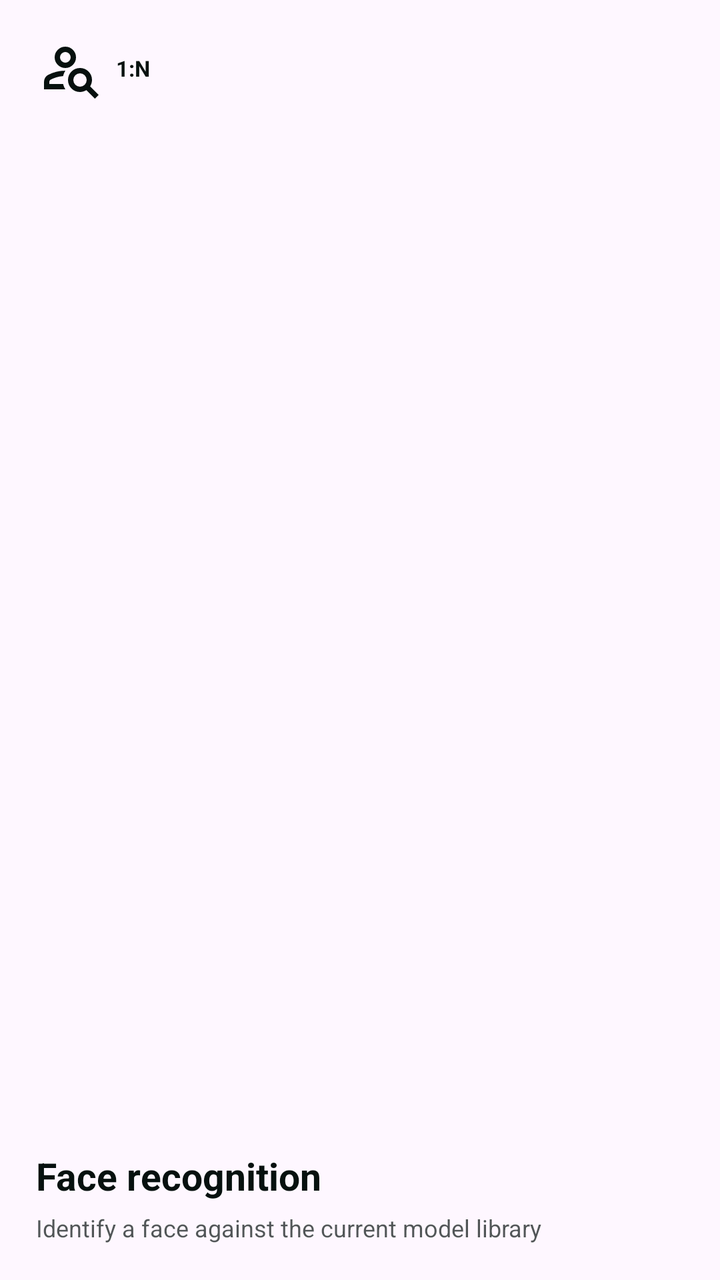
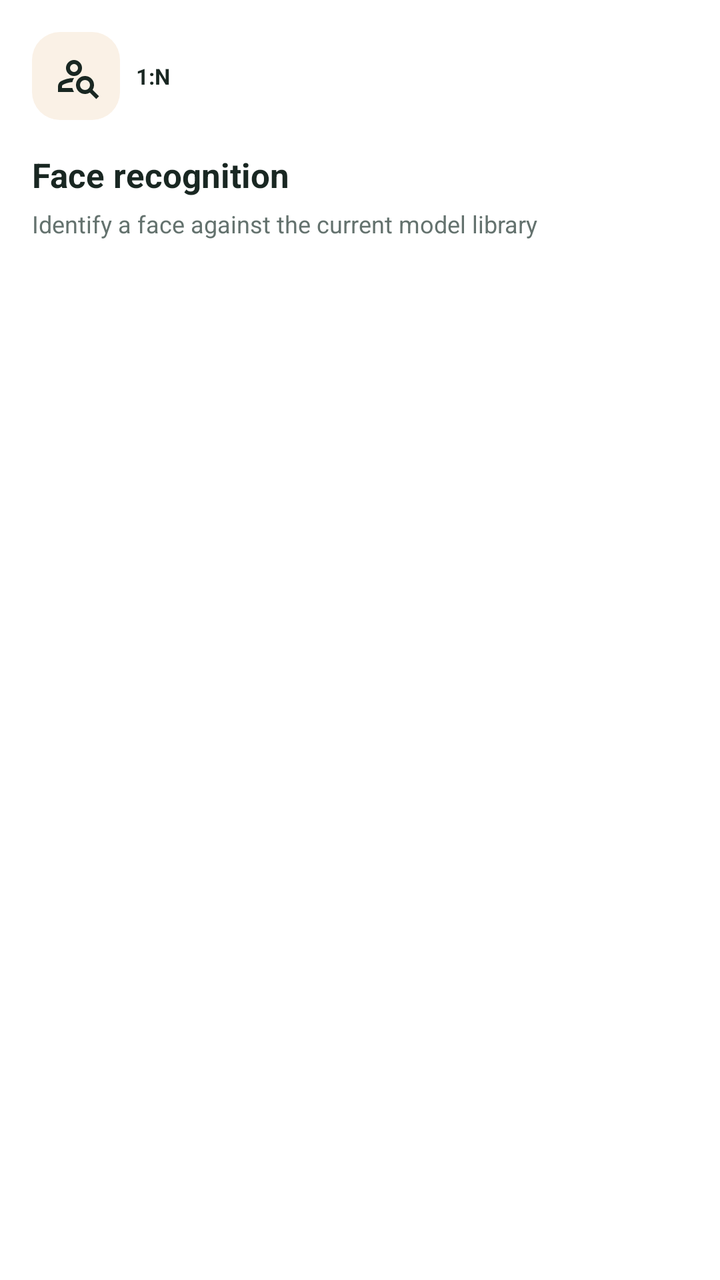

An Android layout rendered at two revisions. The XML below is the earlier revision; the diff shows what the commit changed to produce the second picture.
<!-- AndroidManifest.xml: application theme Theme.InspireFaceExample -->
<!-- res/layout/item_home_recognition.xml -->
<?xml version="1.0" encoding="utf-8"?>
<LinearLayout xmlns:android="http://schemas.android.com/apk/res/android"
    android:layout_width="match_parent"
    android:layout_height="match_parent"
    android:gravity="bottom"
    android:orientation="vertical"
    android:padding="18dp">

    <LinearLayout
        android:layout_width="match_parent"
        android:layout_height="wrap_content"
        android:gravity="center_vertical"
        android:orientation="horizontal">

        <ImageView
            android:layout_width="32dp"
            android:layout_height="32dp"
            android:contentDescription="@null"
            android:importantForAccessibility="no"
            android:src="@drawable/ic_home_recognition" />

        <TextView
            android:layout_width="wrap_content"
            android:layout_height="wrap_content"
            android:layout_marginStart="8dp"
            android:text="@string/menu_badge_recognition"
            android:textColor="@color/home_tile_text_dark"
            android:textSize="11sp"
            android:textStyle="bold" />
    </LinearLayout>

    <Space
        android:layout_width="1dp"
        android:layout_height="0dp"
        android:layout_weight="1" />

    <TextView
        android:layout_width="match_parent"
        android:layout_height="wrap_content"
        android:text="@string/face_recognition_title"
        android:textColor="@color/home_tile_text_dark"
        android:textSize="19sp"
        android:textStyle="bold" />

    <TextView
        android:layout_width="match_parent"
        android:layout_height="wrap_content"
        android:layout_marginTop="5dp"
        android:maxLines="2"
        android:text="@string/home_recognition_desc"
        android:textColor="@color/home_tile_text_dark_secondary"
        android:textSize="12sp" />
</LinearLayout>
<!-- resources referenced by this layout -->
<resources>
  <color name="home_tile_text_dark">#FF07110F</color>
  <color name="home_tile_text_dark_secondary">#B307110F</color>
  <style name="Base.Theme.InspireFaceExample" parent="Theme.Material3.DayNight.NoActionBar">
          
          
      </style>
  <!-- unchanged entries left out for length: 5 -->
</resources>

<!-- the commit's change to res/layout/item_home_recognition.xml (unified diff, before → after) -->
@@ -1,10 +1,11 @@
 <?xml version="1.0" encoding="utf-8"?>
 <LinearLayout xmlns:android="http://schemas.android.com/apk/res/android"
     android:layout_width="match_parent"
-    android:layout_height="match_parent"
-    android:gravity="bottom"
+    android:layout_height="wrap_content"
+    android:gravity="top"
+    android:minHeight="184dp"
     android:orientation="vertical"
-    android:padding="18dp">
+    android:padding="16dp">
 
     <LinearLayout
         android:layout_width="match_parent"
@@ -13,8 +14,11 @@
         android:orientation="horizontal">
 
         <ImageView
-            android:layout_width="32dp"
-            android:layout_height="32dp"
+            android:background="@drawable/bg_home_icon"
+            android:backgroundTint="@color/home_tile_orange"
+            android:padding="10dp"
+            android:layout_width="44dp"
+            android:layout_height="44dp"
             android:contentDescription="@null"
             android:importantForAccessibility="no"
             android:src="@drawable/ic_home_recognition" />
@@ -31,23 +35,24 @@
 
     <Space
         android:layout_width="1dp"
-        android:layout_height="0dp"
-        android:layout_weight="1" />
+        android:layout_height="16dp" />
 
     <TextView
         android:layout_width="match_parent"
         android:layout_height="wrap_content"
         android:text="@string/face_recognition_title"
         android:textColor="@color/home_tile_text_dark"
-        android:textSize="19sp"
+        android:textSize="17sp"
+        android:maxLines="2"
         android:textStyle="bold" />
 
     <TextView
         android:layout_width="match_parent"
         android:layout_height="wrap_content"
         android:layout_marginTop="5dp"
-        android:maxLines="2"
+        android:maxLines="3"
         android:text="@string/home_recognition_desc"
         android:textColor="@color/home_tile_text_dark_secondary"
-        android:textSize="12sp" />
+        android:textSize="12sp"
+        android:lineSpacingExtra="1dp" />
 </LinearLayout>
<!-- resource entries referenced after the edit -->
@@ -1,10 +1,106 @@
 <!-- resources referenced by this layout -->
 <resources>
-  <color name="home_tile_text_dark">#FF07110F</color>
-  <color name="home_tile_text_dark_secondary">#B307110F</color>
-  <style name="Base.Theme.InspireFaceExample" parent="Theme.Material3.DayNight.NoActionBar">
-          
-          
+  <color name="home_tile_orange">#FAF1E6</color>
+  <color name="home_tile_text_dark">#192722</color>
+  <color name="home_tile_text_dark_secondary">#64726E</color>
+  <!-- drawable bg_home_icon (drawable) -->
+  <shape xmlns:android="http://schemas.android.com/apk/res/android" android:shape="rectangle">
+      <solid android:color="@color/home_surface" />
+      <corners android:radius="14dp" />
+  </shape>
+  <color name="home_surface">#F5F7F8</color>
+  <style name="Base.Theme.InspireFaceExample" parent="Theme.Material3.Light.NoActionBar">
+          <item name="android:windowBackground">@color/home_background</item>
+          <item name="android:statusBarColor">@android:color/transparent</item>
+          <item name="android:navigationBarColor">@color/home_background</item>
+          <item name="android:windowLightStatusBar">true</item>
+          <item name="android:windowAnimationStyle">@style/AppWindowAnimation</item>
+          <item name="android:colorAccent">@color/liveness_accent</item>
+          <item name="colorPrimary">@color/liveness_accent</item>
+          <item name="colorOnPrimary">@color/white</item>
+          <item name="colorPrimaryContainer">@color/plus_accent_soft</item>
+          <item name="colorOnPrimaryContainer">@color/liveness_accent</item>
+          <item name="colorSecondary">@color/liveness_accent</item>
+          <item name="colorSecondaryContainer">@color/plus_accent_soft</item>
+          <item name="colorOnSecondaryContainer">@color/home_text_primary</item>
+          <item name="colorSurface">@color/home_background</item>
+          <item name="colorSurfaceVariant">@color/home_surface</item>
+          <item name="colorOnSurface">@color/home_text_primary</item>
+          <item name="colorOnSurfaceVariant">@color/home_text_secondary</item>
+          <item name="colorOutline">@color/home_stroke</item>
+          <item name="colorControlHighlight">#14237D63</item>
+          <item name="materialButtonStyle">@style/AppButton</item>
+          <item name="materialButtonOutlinedStyle">@style/AppButton.Outlined</item>
+          <item name="buttonBarPositiveButtonStyle">@style/AppButton.Text</item>
+          <item name="buttonBarNegativeButtonStyle">@style/AppButton.Text</item>
+          <item name="materialAlertDialogTheme">@style/ThemeOverlay.InspireFaceExample.PlusConsent</item>
+          <item name="shapeAppearanceSmallComponent">@style/AppShape.Small</item>
+          <item name="shapeAppearanceMediumComponent">@style/AppShape.Medium</item>
+          <item name="chipStyle">@style/AppChip</item>
+      </style>
+  <color name="home_background">#FFFFFF</color>
+  <style name="AppWindowAnimation" parent="@android:style/Animation.Activity">
+          <item name="android:activityOpenEnterAnimation">@anim/app_page_enter</item>
+          <item name="android:activityOpenExitAnimation">@anim/app_page_dim</item>
+          <item name="android:activityCloseEnterAnimation">@anim/app_page_return</item>
+          <item name="android:activityCloseExitAnimation">@anim/app_page_exit</item>
+      </style>
+  <color name="liveness_accent">#237D63</color>
+  <color name="white">#FFFFFFFF</color>
+  <color name="plus_accent_soft">#EDF6F1</color>
+  <color name="home_text_primary">#192722</color>
+  <color name="home_text_secondary">#64726E</color>
+  <color name="home_stroke">#E8EDEF</color>
+  <style name="AppButton" parent="Widget.Material3.Button">
+          <item name="android:minHeight">48dp</item>
+          <item name="android:textAllCaps">false</item>
+          <item name="android:fontFamily">sans-serif-medium</item>
+          <item name="android:stateListAnimator">@animator/plus_button_press</item>
+          <item name="android:textColor">@color/app_button_text</item>
+          <item name="backgroundTint">@color/app_button_background</item>
+          <item name="cornerRadius">16dp</item>
+      </style>
+  <style name="AppButton.Outlined" parent="Widget.Material3.Button.OutlinedButton">
+          <item name="android:minHeight">48dp</item>
+          <item name="android:textAllCaps">false</item>
+          <item name="android:textColor">@color/app_control_text</item>
+          <item name="android:stateListAnimator">@animator/plus_button_press</item>
+          <item name="strokeColor">@color/home_stroke</item>
+          <item name="cornerRadius">16dp</item>
+      </style>
+  <style name="AppButton.Text" parent="Widget.Material3.Button.TextButton">
+          <item name="android:minHeight">48dp</item>
+          <item name="android:textAllCaps">false</item>
+          <item name="android:stateListAnimator">@animator/plus_button_press</item>
+          <item name="android:textColor">@color/app_control_text</item>
+      </style>
+  <style name="ThemeOverlay.InspireFaceExample.PlusConsent" parent="ThemeOverlay.Material3.MaterialAlertDialog">
+          <item name="colorSurface">@color/plus_background</item>
+          <item name="colorOnSurface">@color/plus_text</item>
+          <item name="colorOnSurfaceVariant">@color/plus_text_secondary</item>
+          <item name="colorPrimary">@color/plus_accent</item>
+          <item name="android:windowAnimationStyle">@style/PlusConsentWindowAnimation</item>
+          <item name="android:backgroundDimAmount">0.22</item>
+      </style>
+  <style name="AppShape.Small" parent="ShapeAppearance.Material3.SmallComponent">
+          <item name="cornerSize">12dp</item>
+      </style>
+  <style name="AppShape.Medium" parent="ShapeAppearance.Material3.MediumComponent">
+          <item name="cornerSize">22dp</item>
+      </style>
+  <style name="AppChip" parent="Widget.Material3.Chip.Filter">
+          <item name="chipBackgroundColor">@color/app_segment_background</item>
+          <item name="android:textColor">@color/app_control_text</item>
+          <item name="chipStrokeColor">@color/home_stroke</item>
+          <item name="android:stateListAnimator">@animator/plus_button_press</item>
+      </style>
+  <color name="plus_background">#FFFFFF</color>
+  <color name="plus_text">#192722</color>
+  <color name="plus_text_secondary">#64726E</color>
+  <color name="plus_accent">#237D63</color>
+  <style name="PlusConsentWindowAnimation">
+          <item name="android:windowEnterAnimation">@anim/plus_dialog_enter</item>
+          <item name="android:windowExitAnimation">@anim/plus_dialog_exit</item>
       </style>
   <!-- unchanged entries left out for length: 5 -->
 </resources>
